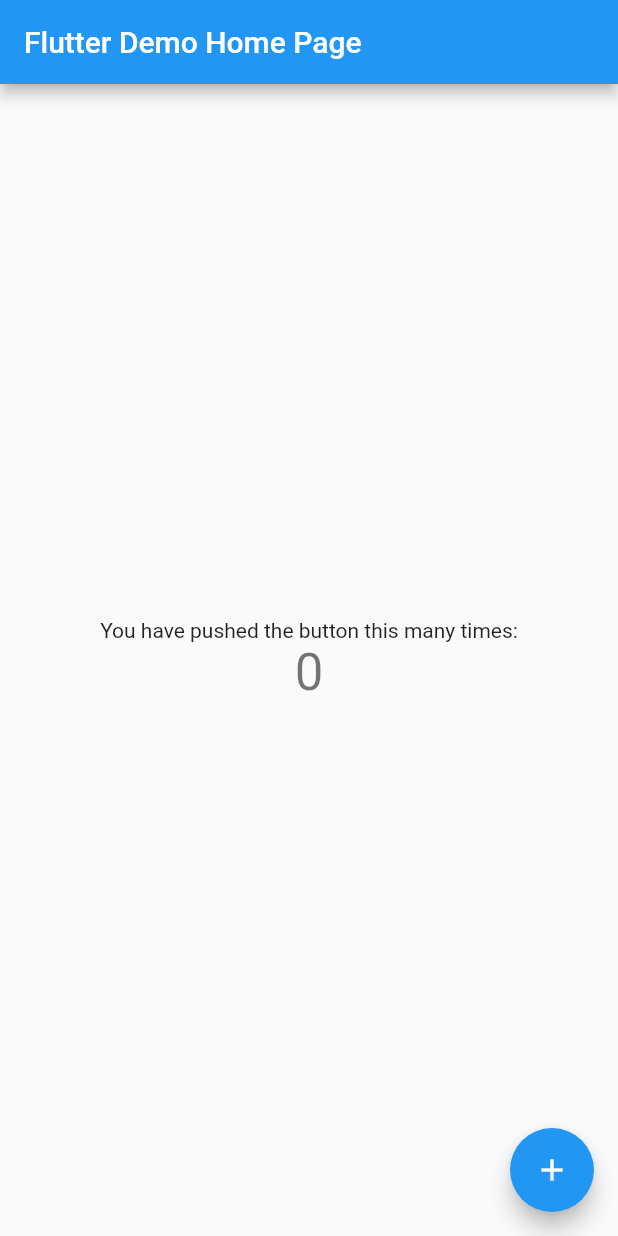
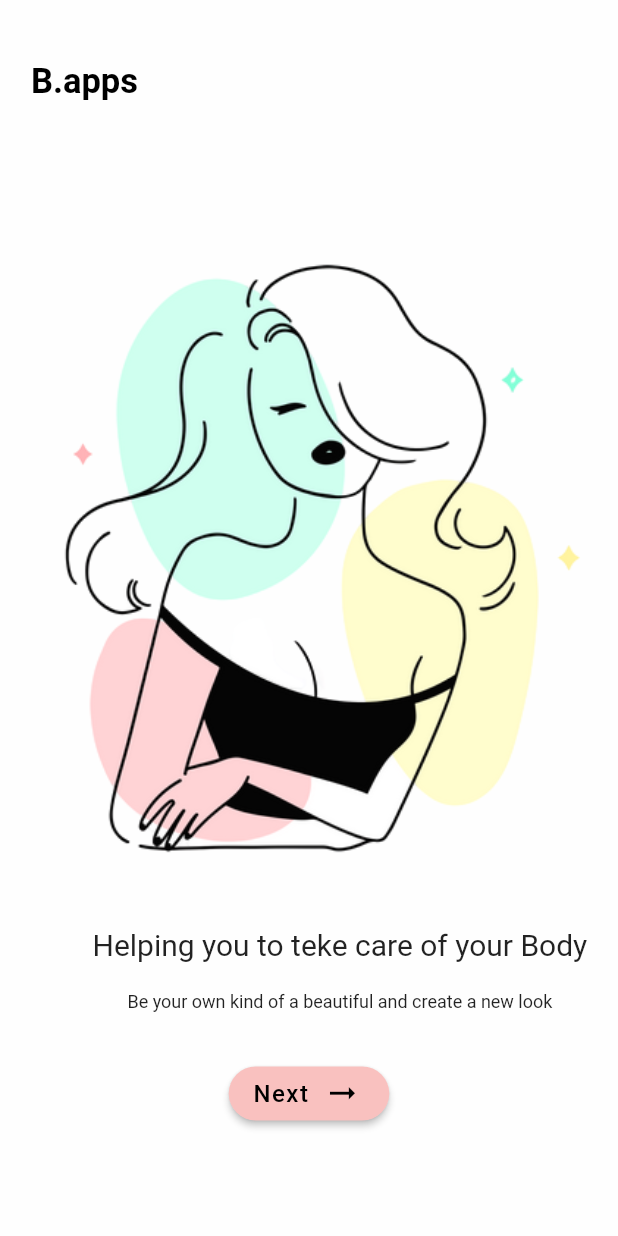
Before and after one commit to Dianparir/PA_PEMO_A1_3, a Flutter app: the screen it shows after launch, on a phone screen of 412 x 824 dp. Run offline on Flutter 3.47's test engine with Material 2 defaults, Android fonts, the phone set to English and light mode, and no system bars.

Commit message:
upload landing page

```diff
--- a/pa_pemo_a1_3_beauty_spa/lib/landing_page.dart
+++ b/pa_pemo_a1_3_beauty_spa/lib/landing_page.dart
@@ -0,0 +1,109 @@
+import 'package:flutter/material.dart';
+import 'package:pa_pemo_a1_3_beauty_spa/main.dart';
+
+class landingPage extends StatelessWidget {
+  const landingPage({super.key});
+
+  @override
+  Widget build(BuildContext context) {
+    var size = MediaQuery.of(context).size;
+    return MaterialApp(
+      debugShowCheckedModeBanner: false,
+      home: Scaffold(
+        backgroundColor: Color.fromARGB(255, 254, 254, 254),
+        body: Container(
+          child: Stack(
+            children: [
+              Container(
+                margin: EdgeInsets.only(top: size.height * 0.05, left: size.width * 0.05),
+                child: Text(
+                  "B.apps",
+                  style: TextStyle(
+                    color: Colors.black,
+                    fontSize: 23,
+                    fontWeight: FontWeight.bold
+                  ),
+                  textAlign: TextAlign.start,
+                ),
+              ),
+              Container(
+                margin: EdgeInsets.only(top: size.height * 0.2),
+                child: Image.asset(
+                  "assets/landing-page-pic0.png",
+                  // height: size.height / 2,
+                  // width: size.width / 2,
+                ),
+              ),
+              Container(
+                margin: EdgeInsets.only(top: size.height * 0.75, left: size.width * 0.10),
+                child: Column(
+                  children: [
+                    Text(
+                      "Helping you to teke care of your Body",
+                      style: TextStyle(
+                        fontSize: 20
+                      ),
+                      textAlign: TextAlign.center,
+                    ),
+                    SizedBox(
+                      height: 20,
+                    ),
+                    Text(
+                      "Be your own kind of a beautiful and create a new look",
+                      style: TextStyle(
+                        fontSize: 12
+                      ),
+                    ),
+                    SizedBox(
+                      height: 30,
+                    ),
+                    Container(
+                      margin: EdgeInsets.only(right: size.width * 0.37, left: size.width * 0.27),
+                      child: ElevatedButton(
+                        onPressed: () {
+                          Navigator.push(
+                            context,
+                            MaterialPageRoute(
+                              builder: (_){
+                                return contoh();
+                            }),
+                          );
+                        },
+                        style: ElevatedButton.styleFrom(
+                          backgroundColor: Color.fromARGB(255, 249, 193, 191),
+                          shape: RoundedRectangleBorder(
+                            borderRadius: BorderRadius.circular(100)
+                          ),
+                        ),
+                        child: Row(
+                          children: [
+                            Text(
+                              "Next",
+                              style: TextStyle(
+                                fontSize: 16,
+                                color: Colors.black,
+                                letterSpacing: 1
+                              ),
+                            ),
+                            SizedBox(
+                              width: 10,
+                            ),
+                            Icon(
+                              Icons.arrow_right_alt,
+                              color: Colors.black,
+                              size: 25,
+                            ),
+                          ],
+                        )
+                      ),
+                    ),
+                  ]
+                ),
+              ),
+            ],
+          ),
+        ),
+      ),
+    );
+  }
+}
--- a/pa_pemo_a1_3_beauty_spa/lib/main.dart
+++ b/pa_pemo_a1_3_beauty_spa/lib/main.dart
@@ -1,4 +1,5 @@
 import 'package:flutter/material.dart';
+import 'package:pa_pemo_a1_3_beauty_spa/landing_page.dart';
 
 void main() {
   runApp(const MyApp());
@@ -6,110 +7,28 @@ void main() {
 
 class MyApp extends StatelessWidget {
   const MyApp({super.key});
-
-  // This widget is the root of your application.
   @override
   Widget build(BuildContext context) {
     return MaterialApp(
-      title: 'Flutter Demo',
-      theme: ThemeData(
-        // This is the theme of your application.
-        //
-        // Try running your application with "flutter run". You'll see the
-        // application has a blue toolbar. Then, without quitting the app, try
-        // changing the primarySwatch below to Colors.green and then invoke
-        // "hot reload" (press "r" in the console where you ran "flutter run",
-        // or simply save your changes to "hot reload" in a Flutter IDE).
-        // Notice that the counter didn't reset back to zero; the application
-        // is not restarted.
-        primarySwatch: Colors.blue,
-      ),
-      home: const MyHomePage(title: 'Flutter Demo Home Page'),
+      title: 'Beauty Spa',
+      // theme: ThemeData(
+
+      //   primarySwatch: Colors.blue,
+      // ),
+      home: landingPage(),
     );
   }
 }
 
-class MyHomePage extends StatefulWidget {
-  const MyHomePage({super.key, required this.title});
-
-  // This widget is the home page of your application. It is stateful, meaning
-  // that it has a State object (defined below) that contains fields that affect
-  // how it looks.
-
-  // This class is the configuration for the state. It holds the values (in this
-  // case the title) provided by the parent (in this case the App widget) and
-  // used by the build method of the State. Fields in a Widget subclass are
-  // always marked "final".
-
-  final String title;
-
-  @override
-  State<MyHomePage> createState() => _MyHomePageState();
-}
-
-class _MyHomePageState extends State<MyHomePage> {
-  int _counter = 0;
-
-  void _incrementCounter() {
-    setState(() {
-      // This call to setState tells the Flutter framework that something has
-      // changed in this State, which causes it to rerun the build method below
-      // so that the display can reflect the updated values. If we changed
-      // _counter without calling setState(), then the build method would not be
-      // called again, and so nothing would appear to happen.
-      _counter++;
-    });
-  }
+class contoh extends StatelessWidget {
+  const contoh({super.key});
 
   @override
   Widget build(BuildContext context) {
-    // This method is rerun every time setState is called, for instance as done
-    // by the _incrementCounter method above.
-    //
-    // The Flutter framework has been optimized to make rerunning build methods
-    // fast, so that you can just rebuild anything that needs updating rather
-    // than having to individually change instances of widgets.
     return Scaffold(
-      appBar: AppBar(
-        // Here we take the value from the MyHomePage object that was created by
-        // the App.build method, and use it to set our appbar title.
-        title: Text(widget.title),
+      body: Container(
+        child: Text("Sudah Ganti halaman"),
       ),
-      body: Center(
-        // Center is a layout widget. It takes a single child and positions it
-        // in the middle of the parent.
-        child: Column(
-          // Column is also a layout widget. It takes a list of children and
-          // arranges them vertically. By default, it sizes itself to fit its
-          // children horizontally, and tries to be as tall as its parent.
-          //
-          // Invoke "debug painting" (press "p" in the console, choose the
-          // "Toggle Debug Paint" action from the Flutter Inspector in Android
-          // Studio, or the "Toggle Debug Paint" command in Visual Studio Code)
-          // to see the wireframe for each widget.
-          //
-          // Column has various properties to control how it sizes itself and
-          // how it positions its children. Here we use mainAxisAlignment to
-          // center the children vertically; the main axis here is the vertical
-          // axis because Columns are vertical (the cross axis would be
-          // horizontal).
-          mainAxisAlignment: MainAxisAlignment.center,
-          children: <Widget>[
-            const Text(
-              'You have pushed the button this many times:',
-            ),
-            Text(
-              '$_counter',
-              style: Theme.of(context).textTheme.headlineMedium,
-            ),
-          ],
-        ),
-      ),
-      floatingActionButton: FloatingActionButton(
-        onPressed: _incrementCounter,
-        tooltip: 'Increment',
-        child: const Icon(Icons.add),
-      ), // This trailing comma makes auto-formatting nicer for build methods.
     );
   }
 }
--- a/pa_pemo_a1_3_beauty_spa/pubspec.yaml
+++ b/pa_pemo_a1_3_beauty_spa/pubspec.yaml
@@ -61,6 +61,7 @@ flutter:
   # To add assets to your application, add an assets section, like this:
   assets:
     - assets/
+    - assets/landing-page-pic0.png
   #   - images/a_dot_ham.jpeg
 
   # An image asset can refer to one or more resolution-specific "variants", see
```
Also changed, not shown: pa_pemo_a1_3_beauty_spa/assets/landing-page-pic0.png (added).
